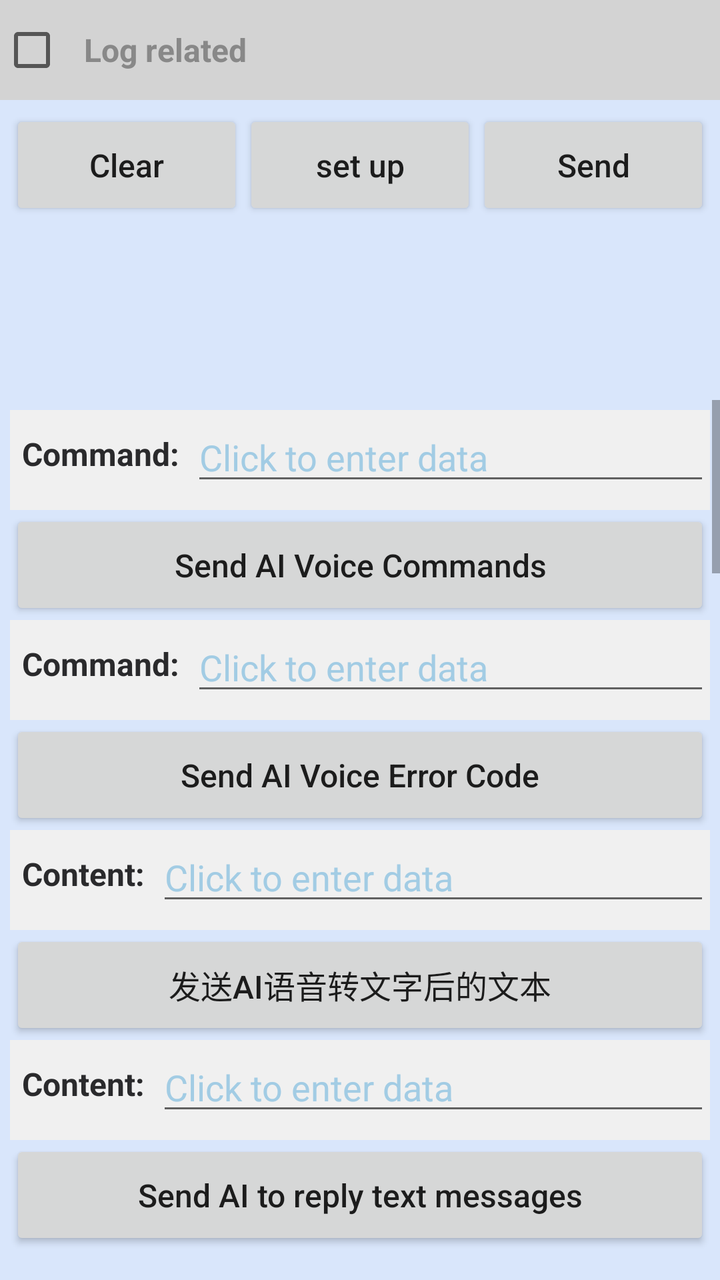
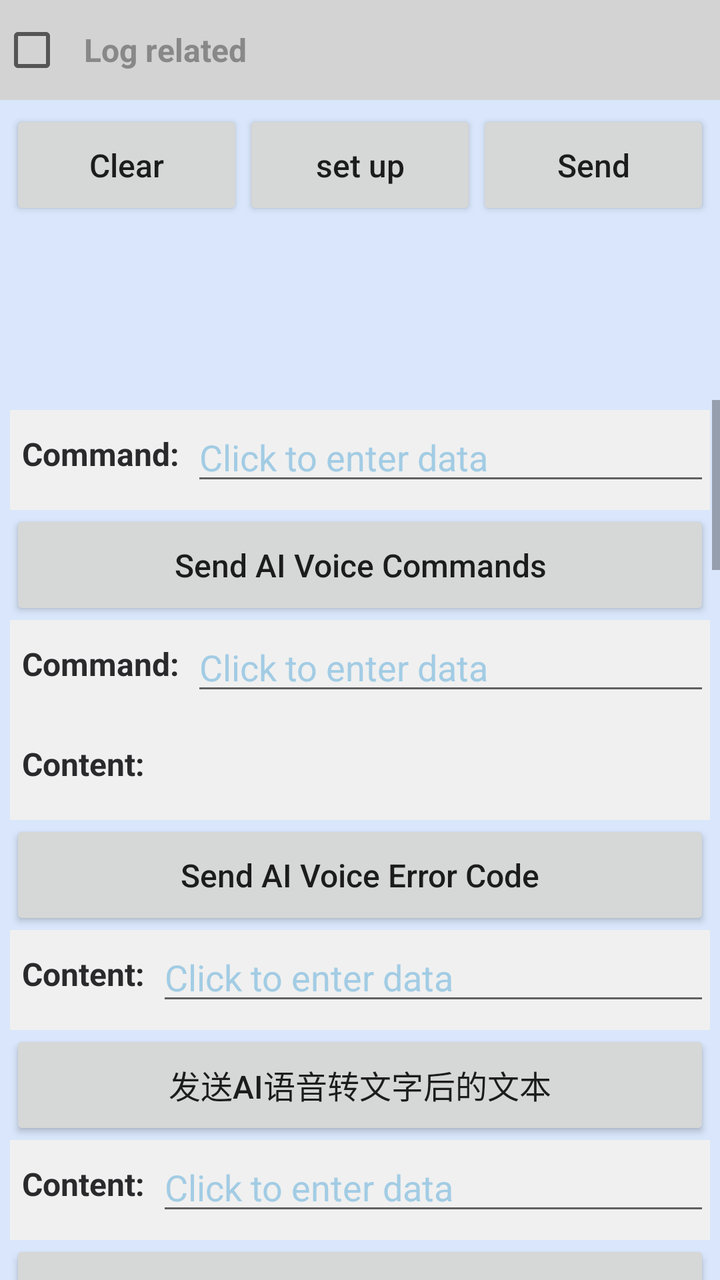

The first picture is an Android layout as it rendered before a commit; the second is the same layout after the commit. The layout source and the unified diff follow.
<!-- AndroidManifest.xml: application theme AppTheme -->
<!-- res/layout/activity_berry_ai_voice.xml -->
<?xml version="1.0" encoding="utf-8"?>
<androidx.appcompat.widget.LinearLayoutCompat xmlns:android="http://schemas.android.com/apk/res/android"
    android:layout_width="match_parent"
    android:layout_height="match_parent"
    android:orientation="vertical">

    <include
        android:id="@+id/layoutLog"
        layout="@layout/public_item_log" />

    <ScrollView
        android:layout_width="match_parent"
        android:layout_height="match_parent">

        <androidx.appcompat.widget.LinearLayoutCompat
            style="@style/public_lin01"
            android:visibility="visible">

            <androidx.appcompat.widget.LinearLayoutCompat style="@style/public_input_lin">

                <androidx.appcompat.widget.AppCompatTextView
                    style="@style/public_textview01"
                    android:text="@string/input_cmd" />

                <androidx.appcompat.widget.AppCompatEditText
                    android:id="@+id/etAiCmd"
                    style="@style/public_edit_number" />

            </androidx.appcompat.widget.LinearLayoutCompat>

            <androidx.appcompat.widget.AppCompatButton
                android:id="@+id/btnSendAiCmd"
                style="@style/public_button"
                android:text="@string/send_ai_cmd" />

            <androidx.appcompat.widget.LinearLayoutCompat style="@style/public_input_lin">

                <androidx.appcompat.widget.AppCompatTextView
                    style="@style/public_textview01"
                    android:text="@string/input_cmd" />

                <androidx.appcompat.widget.AppCompatEditText
                    android:id="@+id/etAiError"
                    style="@style/public_edit_number" />

            </androidx.appcompat.widget.LinearLayoutCompat>

            <androidx.appcompat.widget.AppCompatButton
                android:id="@+id/btnSendAiError"
                style="@style/public_button"
                android:text="@string/send_ai_error" />

            <androidx.appcompat.widget.LinearLayoutCompat style="@style/public_input_lin">

                <androidx.appcompat.widget.AppCompatTextView
                    style="@style/public_textview01"
                    android:text="@string/input_content" />

                <androidx.appcompat.widget.AppCompatEditText
                    android:id="@+id/etAiTranslatedText"
                    style="@style/public_edit_str" />

            </androidx.appcompat.widget.LinearLayoutCompat>

            <androidx.appcompat.widget.AppCompatButton
                android:id="@+id/btnSendAiTranslatedText"
                style="@style/public_button"
                android:text="@string/send_ai_translated_text" />

            <androidx.appcompat.widget.LinearLayoutCompat style="@style/public_input_lin">

                <androidx.appcompat.widget.AppCompatTextView
                    style="@style/public_textview01"
                    android:text="@string/input_content" />

                <androidx.appcompat.widget.AppCompatEditText
                    android:id="@+id/etAiAnswerText"
                    style="@style/public_edit_str" />

            </androidx.appcompat.widget.LinearLayoutCompat>

            <androidx.appcompat.widget.AppCompatButton
                android:id="@+id/btnSendAiAnswerText"
                style="@style/public_button"
                android:text="@string/send_ai_answer_text" />

            <androidx.appcompat.widget.LinearLayoutCompat
                style="@style/public_input_lin"
                android:layout_marginTop="20dp">

                <androidx.appcompat.widget.AppCompatTextView
                    style="@style/public_textview01"
                    android:text="@string/input_title" />

                <androidx.appcompat.widget.AppCompatEditText
                    android:id="@+id/etAiVTitle"
                    style="@style/public_edit_str" />

            </androidx.appcompat.widget.LinearLayoutCompat>

            <androidx.appcompat.widget.LinearLayoutCompat style="@style/public_input_lin">

                <androidx.appcompat.widget.AppCompatTextView
                    style="@style/public_textview01"
                    android:text="@string/input_value" />

                <androidx.appcompat.widget.AppCompatEditText
                    android:id="@+id/etAiVValue"
                    style="@style/public_edit_str" />

            </androidx.appcompat.widget.LinearLayoutCompat>

            <androidx.appcompat.widget.LinearLayoutCompat style="@style/public_input_lin">

                <androidx.appcompat.widget.AppCompatTextView
                    style="@style/public_textview01"
                    android:text="@string/input_unit" />

                <androidx.appcompat.widget.AppCompatEditText
                    android:id="@+id/etAiVUnit"
                    style="@style/public_edit_str" />

            </androidx.appcompat.widget.LinearLayoutCompat>

            <androidx.appcompat.widget.LinearLayoutCompat style="@style/public_input_lin">

                <androidx.appcompat.widget.AppCompatTextView
                    style="@style/public_textview01"
                    android:text="@string/input_footer" />

                <androidx.appcompat.widget.AppCompatEditText
                    android:id="@+id/etAiVFooter"
                    style="@style/public_edit_str" />

            </androidx.appcompat.widget.LinearLayoutCompat>

            <androidx.appcompat.widget.LinearLayoutCompat style="@style/public_input_lin">

                <androidx.appcompat.widget.AppCompatTextView
                    style="@style/public_textview01"
                    android:text="@string/input_time" />

                <androidx.appcompat.widget.AppCompatTextView
                    android:id="@+id/tvViewUiTime"
                    style="@style/public_textview03" />

            </androidx.appcompat.widget.LinearLayoutCompat>

            <androidx.appcompat.widget.AppCompatButton
                android:id="@+id/btnSendViewUi"
                style="@style/public_button"
                android:text="@string/send_view_ui" />

            <androidx.appcompat.widget.LinearLayoutCompat style="@style/public_input_lin">

                <androidx.appcompat.widget.AppCompatTextView
                    style="@style/public_textview01"
                    android:text="@string/input_title" />

                <androidx.appcompat.widget.AppCompatEditText
                    android:id="@+id/etAiHTitle"
                    style="@style/public_edit_str" />

            </androidx.appcompat.widget.LinearLayoutCompat>

            <androidx.appcompat.widget.LinearLayoutCompat style="@style/public_input_lin">

                <androidx.appcompat.widget.AppCompatTextView
                    style="@style/public_textview01"
                    android:text="@string/input_period" />

                <androidx.appcompat.widget.AppCompatEditText
                    android:id="@+id/etAiHPeriod"
                    style="@style/public_edit_str" />

            </androidx.appcompat.widget.LinearLayoutCompat>

            <androidx.appcompat.widget.LinearLayoutCompat style="@style/public_input_lin">

                <androidx.appcompat.widget.AppCompatTextView
                    style="@style/public_textview01"
                    android:text="@string/input_title" />

                <androidx.appcompat.widget.AppCompatEditText
                    android:id="@+id/etAiHValueTitle"
                    style="@style/public_edit_str" />

            </androidx.appcompat.widget.LinearLayoutCompat>

            <androidx.appcompat.widget.LinearLayoutCompat style="@style/public_input_lin">

                <androidx.appcompat.widget.AppCompatTextView
                    style="@style/public_textview01"
                    android:text="@string/input_y_axis_max" />

                <androidx.appcompat.widget.AppCompatEditText
                    android:id="@+id/etAiHYMax"
                    style="@style/public_edit_number" />

            </androidx.appcompat.widget.LinearLayoutCompat>

            <androidx.appcompat.widget.LinearLayoutCompat style="@style/public_input_lin">

                <androidx.appcompat.widget.AppCompatTextView
                    style="@style/public_textview01"
                    android:text="@string/input_max" />

                <androidx.appcompat.widget.AppCompatEditText
                    android:id="@+id/etAiHMaxValue"
                    style="@style/public_edit_number" />

            </androidx.appcompat.widget.LinearLayoutCompat>

            <androidx.appcompat.widget.LinearLayoutCompat style="@style/public_input_lin">

                <androidx.appcompat.widget.AppCompatTextView
                    style="@style/public_textview01"
                    android:text="@string/input_min" />

                <androidx.appcompat.widget.AppCompatEditText
                    android:id="@+id/etAiHMinValue"
                    style="@style/public_edit_number" />

            </androidx.appcompat.widget.LinearLayoutCompat>


            <androidx.appcompat.widget.LinearLayoutCompat style="@style/public_input_lin">

                <androidx.appcompat.widget.AppCompatTextView
                    style="@style/public_textview01"
                    android:text="@string/input_avg" />

                <androidx.appcompat.widget.AppCompatEditText
                    android:id="@+id/etAiHAvgValue"
                    style="@style/public_edit_number" />

            </androidx.appcompat.widget.LinearLayoutCompat>

            <androidx.appcompat.widget.LinearLayoutCompat style="@style/public_input_lin">

                <androidx.appcompat.widget.AppCompatTextView
                    style="@style/public_textview01"
                    android:text="@string/input_unit" />

                <androidx.appcompat.widget.AppCompatEditText
                    android:id="@+id/etAiHUnit"
                    style="@style/public_edit_str" />

            </androidx.appcompat.widget.LinearLayoutCompat>


            <androidx.appcompat.widget.LinearLayoutCompat style="@style/public_input_lin">

                <androidx.appcompat.widget.AppCompatTextView
                    style="@style/public_textview01"
                    android:text="@string/input_date" />

                <androidx.appcompat.widget.AppCompatEditText
                    android:id="@+id/etAiHDate"
                    style="@style/public_edit_str" />

            </androidx.appcompat.widget.LinearLayoutCompat>

            <androidx.appcompat.widget.LinearLayoutCompat style="@style/public_input_lin">

                <androidx.appcompat.widget.AppCompatTextView
                    style="@style/public_textview01"
                    android:text="@string/input_chart" />

                <androidx.appcompat.widget.AppCompatEditText
                    android:id="@+id/etAiHChartValue"
                    style="@style/public_edit_number" />

            </androidx.appcompat.widget.LinearLayoutCompat>

            <androidx.appcompat.widget.LinearLayoutCompat style="@style/public_input_lin">

                <androidx.appcompat.widget.AppCompatTextView
                    style="@style/public_textview01"
                    android:text="@string/input_category" />

                <androidx.appcompat.widget.AppCompatEditText
                    android:id="@+id/etAiHCategory"
                    style="@style/public_edit_str" />

            </androidx.appcompat.widget.LinearLayoutCompat>


            <androidx.appcompat.widget.AppCompatButton
                android:id="@+id/btnSendHistoryUi"
                style="@style/public_button"
                android:text="@string/send_history_ui" />

            <androidx.appcompat.widget.LinearLayoutCompat style="@style/public_input_lin">

                <androidx.appcompat.widget.AppCompatTextView
                    style="@style/public_textview01"
                    android:text="@string/input_scenario" />

                <androidx.appcompat.widget.AppCompatEditText
                    android:id="@+id/etAiAScenario"
                    style="@style/public_edit_number" />

            </androidx.appcompat.widget.LinearLayoutCompat>

            <androidx.appcompat.widget.LinearLayoutCompat style="@style/public_input_lin">

                <androidx.appcompat.widget.AppCompatTextView
                    style="@style/public_textview01"
                    android:text="@string/input_threshold" />

                <androidx.appcompat.widget.AppCompatEditText
                    android:id="@+id/etAiAThresholdValue"
                    style="@style/public_edit_number" />

            </androidx.appcompat.widget.LinearLayoutCompat>

            <androidx.appcompat.widget.LinearLayoutCompat style="@style/public_input_lin">

                <androidx.appcompat.widget.AppCompatTextView
                    style="@style/public_textview01"
                    android:text="@string/input_date" />

                <androidx.appcompat.widget.AppCompatEditText
                    android:id="@+id/etAiADate"
                    style="@style/public_edit_str" />

            </androidx.appcompat.widget.LinearLayoutCompat>

            <androidx.appcompat.widget.LinearLayoutCompat style="@style/public_input_lin">

                <androidx.appcompat.widget.AppCompatTextView
                    style="@style/public_textview01"
                    android:text="@string/input_unit" />

                <androidx.appcompat.widget.AppCompatEditText
                    android:id="@+id/etAiAUnit"
                    style="@style/public_edit_str" />

            </androidx.appcompat.widget.LinearLayoutCompat>

            <androidx.appcompat.widget.LinearLayoutCompat style="@style/public_input_lin">

                <androidx.appcompat.widget.AppCompatTextView
                    style="@style/public_textview01"
                    android:text="@string/input_time" />

                <androidx.appcompat.widget.AppCompatTextView
                    android:id="@+id/tvAiActionTime"
                    style="@style/public_textview03" />

            </androidx.appcompat.widget.LinearLayoutCompat>

            <androidx.appcompat.widget.AppCompatButton
                android:id="@+id/btnSendAiAction"
                style="@style/public_button"
                android:text="@string/send_ai_action" />

            <androidx.appcompat.widget.LinearLayoutCompat style="@style/public_input_lin">

                <androidx.appcompat.widget.AppCompatTextView
                    style="@style/public_textview01"
                    android:text="@string/input_scenario" />

                <androidx.appcompat.widget.AppCompatEditText
                    android:id="@+id/etAiTScenario"
                    style="@style/public_edit_number" />

            </androidx.appcompat.widget.LinearLayoutCompat>

            <androidx.appcompat.widget.LinearLayoutCompat style="@style/public_input_lin">

                <androidx.appcompat.widget.AppCompatTextView
                    style="@style/public_textview01"
                    android:text="@string/input_time" />

                <androidx.appcompat.widget.AppCompatTextView
                    android:id="@+id/tvAiToggleTime"
                    style="@style/public_textview03" />

            </androidx.appcompat.widget.LinearLayoutCompat>

            <CheckBox
                android:id="@+id/cbAiTToggleStatus"
                style="@style/public_checkbox"
                android:text="@string/btn_switch" />

            <androidx.appcompat.widget.AppCompatButton
                android:id="@+id/btnSendAiToggle"
                style="@style/public_button"
                android:text="@string/send_ai_toggle" />

            <androidx.appcompat.widget.LinearLayoutCompat style="@style/public_input_lin">

                <androidx.appcompat.widget.AppCompatTextView
                    style="@style/public_textview01"
                    android:text="@string/input_scenario" />

                <androidx.appcompat.widget.AppCompatEditText
                    android:id="@+id/etAiOFScenario"
                    style="@style/public_edit_number" />

            </androidx.appcompat.widget.LinearLayoutCompat>

            <androidx.appcompat.widget.LinearLayoutCompat style="@style/public_input_lin">

                <androidx.appcompat.widget.AppCompatTextView
                    style="@style/public_textview01"
                    android:text="@string/input_time" />

                <androidx.appcompat.widget.AppCompatTextView
                    android:id="@+id/tvAiOpenFunTime"
                    style="@style/public_textview03" />

            </androidx.appcompat.widget.LinearLayoutCompat>

            <androidx.appcompat.widget.LinearLayoutCompat style="@style/public_input_lin">

                <androidx.appcompat.widget.AppCompatTextView
                    style="@style/public_textview01"
                    android:text="@string/input_phone" />

                <androidx.appcompat.widget.AppCompatEditText
                    android:id="@+id/etAiOFContactsNumber"
                    style="@style/public_edit_str" />

            </androidx.appcompat.widget.LinearLayoutCompat>

            <androidx.appcompat.widget.LinearLayoutCompat style="@style/public_input_lin">

                <androidx.appcompat.widget.AppCompatTextView
                    style="@style/public_textview01"
                    android:text="@string/input_sport_type" />

                <androidx.appcompat.widget.AppCompatEditText
                    android:id="@+id/etAiOFWorkoutType"
                    style="@style/public_edit_number"
                    android:singleLine="true" />

            </androidx.appcompat.widget.LinearLayoutCompat>

            <androidx.appcompat.widget.LinearLayoutCompat style="@style/public_input_lin">

                <androidx.appcompat.widget.AppCompatTextView
                    style="@style/public_textview01"
                    android:text="@string/input_duration" />

                <androidx.appcompat.widget.AppCompatEditText
                    android:id="@+id/etAiOFDuration"
                    style="@style/public_edit_number" />

            </androidx.appcompat.widget.LinearLayoutCompat>

            <androidx.appcompat.widget.LinearLayoutCompat style="@style/public_input_lin">

                <androidx.appcompat.widget.AppCompatTextView
                    style="@style/public_textview01"
                    android:text="@string/input_music_cmd" />

                <androidx.appcompat.widget.AppCompatEditText
                    android:id="@+id/etAiOFMusicCommand"
                    style="@style/public_edit_number" />

            </androidx.appcompat.widget.LinearLayoutCompat>


            <androidx.appcompat.widget.AppCompatButton
                android:id="@+id/btnSendAiOpenFun"
                style="@style/public_button"
                android:text="@string/send_ai_open_fun" />

        </androidx.appcompat.widget.LinearLayoutCompat>

    </ScrollView>

</androidx.appcompat.widget.LinearLayoutCompat>
<!-- res/layout/public_item_log.xml (included above) -->
<?xml version="1.0" encoding="utf-8"?>
<androidx.appcompat.widget.LinearLayoutCompat xmlns:android="http://schemas.android.com/apk/res/android"
    xmlns:tools="http://schemas.android.com/tools"
    android:layout_width="match_parent"
    android:layout_height="wrap_content"
    android:orientation="vertical">

    <CheckBox
        android:id="@+id/cxLog"
        style="@style/public_checkbox"
        android:background="@color/color_D3D3D3"
        android:text="@string/log_info"
        android:textColor="@color/color_888888" />

    <androidx.appcompat.widget.LinearLayoutCompat
        android:id="@+id/llLog"
        style="@style/public_lin01"
        android:layout_height="150dp"
        tools:visibility="visible">

        <androidx.appcompat.widget.LinearLayoutCompat
            android:layout_width="match_parent"
            android:layout_height="wrap_content">

            <androidx.appcompat.widget.AppCompatButton
                android:id="@+id/btnClear"
                style="@style/public_button"
                android:layout_width="0dp"
                android:layout_height="wrap_content"
                android:layout_weight="1"
                android:text="@string/btn_clear" />

            <androidx.appcompat.widget.AppCompatButton
                android:id="@+id/btnSet"
                style="@style/public_button"
                android:layout_width="0dp"
                android:layout_height="wrap_content"
                android:layout_weight="1"
                android:text="@string/btn_set"
                android:visibility="visible" />

            <androidx.appcompat.widget.AppCompatButton
                android:id="@+id/btnSendLog"
                style="@style/public_button"
                android:layout_width="0dp"
                android:layout_height="wrap_content"
                android:layout_weight="1"
                android:text="@string/btn_send"
                android:visibility="visible" />

        </androidx.appcompat.widget.LinearLayoutCompat>


        <ScrollView
            android:layout_width="match_parent"
            android:layout_height="match_parent">

            <androidx.appcompat.widget.LinearLayoutCompat
                android:id="@+id/llLogContent"
                android:layout_width="match_parent"
                android:layout_height="wrap_content"
                android:orientation="vertical"
                />

        </ScrollView>

    </androidx.appcompat.widget.LinearLayoutCompat>

</androidx.appcompat.widget.LinearLayoutCompat>
<!-- resources referenced by this layout -->
<resources>
  <color name="color_888888">#888888</color>
  <color name="color_D3D3D3">#d3d3d3</color>
  <string name="btn_clear">Clear</string>
  <string name="btn_send">Send</string>
  <string name="btn_set">set up</string>
  <string name="btn_switch">Switch</string>
  <string name="input_avg">Average value:</string>
  <string name="input_category">Category:</string>
  <string name="input_chart">Chart value:</string>
  <string name="input_cmd">Command:</string>
  <string name="input_content">Content:</string>
  <string name="input_date">Date:</string>
  <string name="input_duration">Timer seconds:</string>
  <string name="input_footer">Subscript:</string>
  <string name="input_max">Maximum value:</string>
  <string name="input_min">Minimum value:</string>
  <string name="input_music_cmd">Music command:</string>
  <string name="input_period">Period:</string>
  <string name="input_phone">Phone number:</string>
  <string name="input_scenario">Scenario:</string>
  <string name="input_sport_type">Exercise type:</string>
  <string name="input_threshold">Threshold:</string>
  <string name="input_time">Time:</string>
  <string name="input_title">Title:</string>
  <string name="input_unit">Unit:</string>
  <string name="input_value">Value:</string>
  <string name="input_y_axis_max">Y-axis maximum value:</string>
  <string name="log_info">Log related</string>
  <string name="send_ai_action">Send AI action behavior</string>
  <string name="send_ai_answer_text">Send AI to reply text messages</string>
  <string name="send_ai_cmd">Send AI Voice Commands</string>
  <string name="send_ai_error">Send AI Voice Error Code</string>
  <string name="send_ai_open_fun">Send AI to open device settings</string>
  <string name="send_ai_toggle">Send AI switch</string>
  <string name="send_ai_translated_text">发送AI语音转文字后的文本</string>
  <string name="send_history_ui">Send AI history charts</string>
  <string name="send_view_ui">Send AI to display heart rate, blood oxygen, activity, and other data UI</string>
  <style name="public_button">
          <item name="android:layout_height">wrap_content</item>
          <item name="android:minHeight">55dp</item>
          <item name="android:layout_width">match_parent</item>
          <item name="android:textSize">16sp</item>
          <item name="android:textAllCaps">false</item>
      </style>
  <style name="public_input_lin">
          <item name="android:paddingStart">6dp</item>
          <item name="android:paddingBottom">6dp</item>
          <item name="android:layout_width">match_parent</item>
          <item name="android:layout_height">50dp</item>
          <item name="android:background">#f0f0f0</item>
          <item name="android:gravity">center_vertical</item>
      </style>
  <style name="public_lin01">
          <item name="android:padding">5dp</item>
          <item name="android:layout_width">match_parent</item>
          <item name="android:layout_height">wrap_content</item>
          <item name="android:orientation">vertical</item>
          <item name="android:visibility">gone</item>
          <item name="android:background">#d9e6fb</item>
      </style>
  <style name="public_textview01">
          <item name="android:textAllCaps">false</item>
          <item name="android:layout_width">wrap_content</item>
          <item name="android:layout_height">wrap_content</item>
          <item name="android:textColor">#2A2A2C</item>
          <item name="android:textSize">16sp</item>
          <item name="android:textStyle">bold</item>
      </style>
  <style name="AppTheme" parent="Theme.AppCompat.Light.DarkActionBar">
          <item name="colorPrimary">@color/colorPrimary</item>
          <item name="colorPrimaryDark">@color/colorPrimaryDark</item>
          <item name="colorAccent">@color/colorAccent</item>
      </style>
  <string name="input_hint_tip">Click to enter data</string>
  <color name="colorPrimary">#101016</color>
  <color name="colorPrimaryDark">#101016</color>
  <color name="colorAccent">#101016</color>
  <!-- unchanged entries left out for length: 4 -->
</resources>

<!-- the commit's change to res/layout/activity_berry_ai_voice.xml (unified diff, before → after) -->
@@ -42,6 +42,15 @@
                 <androidx.appcompat.widget.AppCompatEditText
                     android:id="@+id/etAiError"
                     style="@style/public_edit_number" />
+
+            </androidx.appcompat.widget.LinearLayoutCompat>
+
+            <androidx.appcompat.widget.LinearLayoutCompat style="@style/public_input_lin">
+
+                <androidx.appcompat.widget.AppCompatTextView
+                    style="@style/public_textview01"
+                    android:text="@string/input_content" />
+
 
             </androidx.appcompat.widget.LinearLayoutCompat>
 
